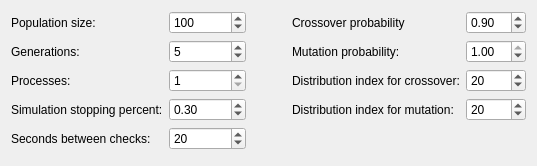
Old version of the form ui_files/ui_optimization_fluence_params.ui in the repository JYU-IBA/potku.
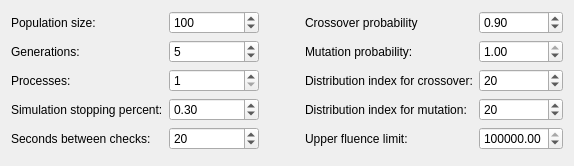
New version of the form.

Commit message: Now fluence can be optimized. User is shown the integer result and rounded fluence of four-number accuracy. When the optimization result widget is closed, relevant files are deleted.

What changed in the file:
```diff
--- a/ui_files/ui_optimization_fluence_params.ui
+++ b/ui_files/ui_optimization_fluence_params.ui
@@ -6,7 +6,7 @@
    <rect>
     <x>0</x>
     <y>0</y>
-    <width>537</width>
+    <width>574</width>
     <height>166</height>
    </rect>
   </property>
@@ -205,6 +205,23 @@
            </property>
           </widget>
          </item>
+         <item row="6" column="0">
+          <widget class="QLabel" name="label_4">
+           <property name="text">
+            <string>Upper fluence limit:</string>
+           </property>
+          </widget>
+         </item>
+         <item row="6" column="1">
+          <widget class="QDoubleSpinBox" name="fluenceDoubleSpinBox">
+           <property name="maximum">
+            <double>10000000000000000000.000000000000000</double>
+           </property>
+           <property name="value">
+            <double>10000000000.000000000000000</double>
+           </property>
+          </widget>
+         </item>
         </layout>
        </item>
       </layout>
```
The commit also changes 11 other files.
